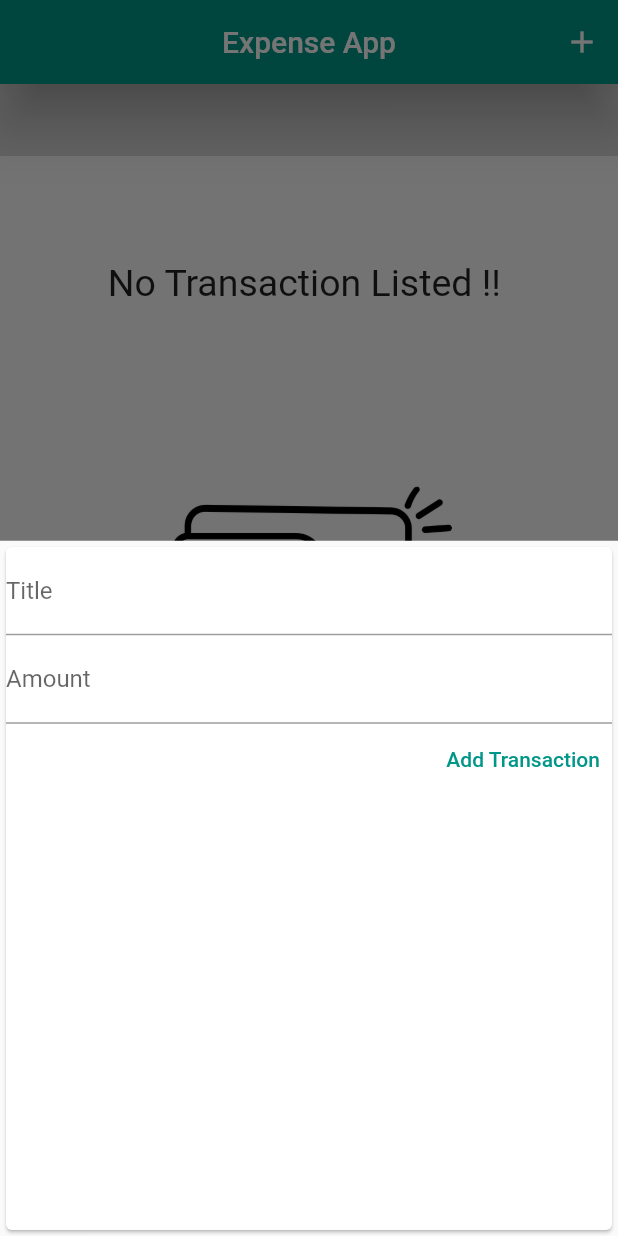
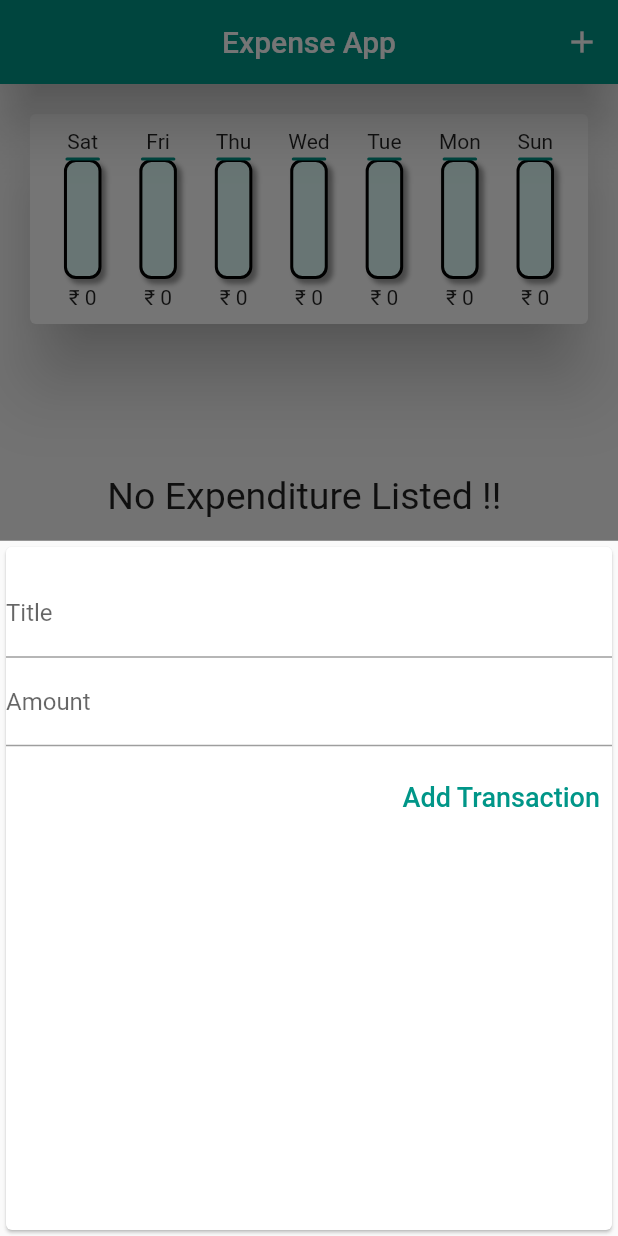
Before and after one commit to PriyangshuJS/Expense-App, a Flutter app: the screen it shows after launch, after a tap on the "add" icon, on a phone screen of 412 x 824 dp. Run offline on Flutter 3.47's test engine with Material 2 defaults, Android fonts, the phone set to English and light mode, and no system bars.

Commit message:
My ListTile

```diff
--- a/lib/main.dart
+++ b/lib/main.dart
@@ -35,6 +35,16 @@ class _HomePageState extends State<HomePage> {
     // Transaction(id: "I2", title: "Clothes", amount: 2000, date: DateTime.now()),
     // Transaction(id: "I3", title: "Sobji", amount: 1300, date: DateTime.now()),
   ];
+
+  List<Transaction> get _recentTransaction {
+    return _usertransaction.where((tx) {
+      return tx.date.isAfter(
+        DateTime.now().subtract(
+          const Duration(days: 7),
+        ),
+      );
+    }).toList();
+  }
 
   void _addTransaction(String txitle, int txamount) {
     final newtx = Transaction(
@@ -82,7 +92,10 @@ class _HomePageState extends State<HomePage> {
           crossAxisAlignment: CrossAxisAlignment.stretch,
           // ignore: prefer_const_literals_to_create_immutables
           children: [
-            const MyChart(),
+            MyChart(_recentTransaction),
+            const SizedBox(
+              height: 10,
+            ),
             TransactionList(_usertransaction),
           ],
         ),
--- a/lib/widget/chart.dart
+++ b/lib/widget/chart.dart
@@ -1,4 +1,6 @@
+import 'package:expense_app/widget/chartbar.dart';
 import 'package:flutter/material.dart';
+import 'package:intl/intl.dart';
 
 import '../model/transaction.dart';
 
@@ -9,7 +11,25 @@ class MyChart extends StatelessWidget {
 
   List<Map<String, Object>> get groupTransactionValues {
     return List.generate(7, (index) {
-      return {"day": "day1", "amount": "amount1"};
+      final weekday = DateTime.now().subtract(Duration(days: index));
+      var totalsum = 0;
+      for (var i = 0; i < recentTransaction.length; i++) {
+        if (recentTransaction[i].date.day == weekday.day &&
+            recentTransaction[i].date.month == weekday.month &&
+            recentTransaction[i].date.year == weekday.year) {
+          totalsum += recentTransaction[i].amount;
+        }
+      }
+      return {
+        "day": DateFormat.E().format(weekday).substring(0, 3),
+        "amount": totalsum,
+      };
+    });
+  }
+
+  int get totalWeekSpending {
+    return groupTransactionValues.fold(0, (sum, dayVal) {
+      return sum + (dayVal["amount"] as int);
     });
   }
 
@@ -18,8 +38,22 @@ class MyChart extends StatelessWidget {
     return Card(
         elevation: 20,
         margin: const EdgeInsets.all(20),
-        child: Row(
-          children: const [],
+        child: Padding(
+          padding: const EdgeInsets.all(10),
+          child: Row(
+              mainAxisAlignment: MainAxisAlignment.spaceAround,
+              children: groupTransactionValues.map((data) {
+                return Flexible(
+                  fit: FlexFit.tight,
+                  child: ChartBar(
+                    data["day"].toString(),
+                    (data["amount"] as int),
+                    totalWeekSpending == 0.0
+                        ? 0.0
+                        : ((data["amount"] as int) / totalWeekSpending),
+                  ),
+                );
+              }).toList()),
         ));
   }
 }
--- /dev/null
+++ b/lib/widget/chartbar.dart
@@ -0,0 +1,62 @@
+import 'package:flutter/material.dart';
+
+class ChartBar extends StatelessWidget {
+  final String day;
+  final int amount;
+  final double amoutPercentage;
+
+  const ChartBar(this.day, this.amount, this.amoutPercentage, {super.key});
+  @override
+  Widget build(BuildContext context) {
+    return Column(
+      children: [
+        Text(
+          day,
+          style: const TextStyle(fontSize: 14),
+        ),
+        const SizedBox(
+          height: 4,
+        ),
+        SizedBox(
+          height: 80,
+          width: 25,
+          child: Stack(
+            children: [
+              Container(
+                decoration: BoxDecoration(
+                  border: Border.all(width: 2),
+                  color: const Color.fromARGB(255, 226, 255, 252),
+                  borderRadius: BorderRadius.circular(8),
+                  boxShadow: const [
+                    BoxShadow(
+                      color: Colors.grey,
+                      blurRadius: 2.0,
+                      spreadRadius: 0.0,
+                      offset: Offset(3, 3), // shadow direction: bottom right
+                    )
+                  ],
+                ),
+              ),
+              FractionallySizedBox(
+                heightFactor: amoutPercentage,
+                child: Container(
+                  decoration: BoxDecoration(
+                    border: Border.all(width: 2),
+                    color: Theme.of(context).primaryColor,
+                    borderRadius: BorderRadius.circular(8),
+                  ),
+                ),
+              ),
+            ],
+          ),
+        ),
+        const SizedBox(
+          height: 4,
+        ),
+        FittedBox(
+          child: Text("₹ ${amount.toString()}"),
+        )
+      ],
+    );
+  }
+}
--- a/lib/widget/new_tansaction.dart
+++ b/lib/widget/new_tansaction.dart
@@ -29,6 +29,9 @@ class _NewTransactionState extends State<NewTransaction> {
       child: Column(
         crossAxisAlignment: CrossAxisAlignment.end,
         children: [
+          const SizedBox(
+            height: 15,
+          ),
           TextFormField(
             decoration: const InputDecoration(labelText: "Title"),
             controller: titleController,
@@ -40,9 +43,15 @@ class _NewTransactionState extends State<NewTransaction> {
             keyboardType: TextInputType.number,
             onChanged: (_) => onSubmit,
           ),
+          const SizedBox(
+            height: 10,
+          ),
           TextButton(
             onPressed: onSubmit,
-            child: const Text("Add Transaction"),
+            child: const Text(
+              "Add Transaction",
+              style: TextStyle(fontSize: 18),
+            ),
           ),
         ],
       ),
--- a/lib/widget/transaction_list.dart
+++ b/lib/widget/transaction_list.dart
@@ -1,4 +1,6 @@
 import 'package:flutter/material.dart';
+import 'package:intl/intl.dart';
+
 import '../model/transaction.dart';
 
 // ignore: use_key_in_widget_constructors
@@ -18,7 +20,7 @@ class TransactionList extends StatelessWidget {
                   height: 70,
                 ),
                 const Text(
-                  "No Transaction Listed !! ",
+                  "No Expenditure Listed !! ",
                   style: TextStyle(fontSize: 25),
                 ),
                 const SizedBox(
@@ -42,7 +44,8 @@ class TransactionList extends StatelessWidget {
                   child: ListTile(
                     title: Text(
                       usertransaction[index].title,
-                      style: const TextStyle(fontWeight: FontWeight.bold),
+                      style: const TextStyle(
+                          fontWeight: FontWeight.bold, fontSize: 20),
                     ),
                     trailing: Text(
                       usertransaction[index].id,
@@ -51,7 +54,10 @@ class TransactionList extends StatelessWidget {
                         fontWeight: FontWeight.bold,
                       ),
                     ),
-                    subtitle: Text(usertransaction[index].date.toString()),
+                    subtitle: Text(
+                      DateFormat.yMMMMd().format(usertransaction[index].date),
+                      style: const TextStyle(fontSize: 13),
+                    ),
                     leading: Container(
                       decoration: BoxDecoration(
                         border: Border.all(
@@ -61,7 +67,8 @@ class TransactionList extends StatelessWidget {
                       ),
                       padding: const EdgeInsets.all(10),
                       child: Text(
-                        "\$${usertransaction[index].amount}",
+                        // ignore: unnecessary_string_escapes
+                        "\₹ ${usertransaction[index].amount}",
                         style: TextStyle(
                           fontSize: 18,
                           fontWeight: FontWeight.bold,
```
Also changed, not shown: pubspec.yaml (+5 -12 lines), pubspec.lock, 9 other files.
